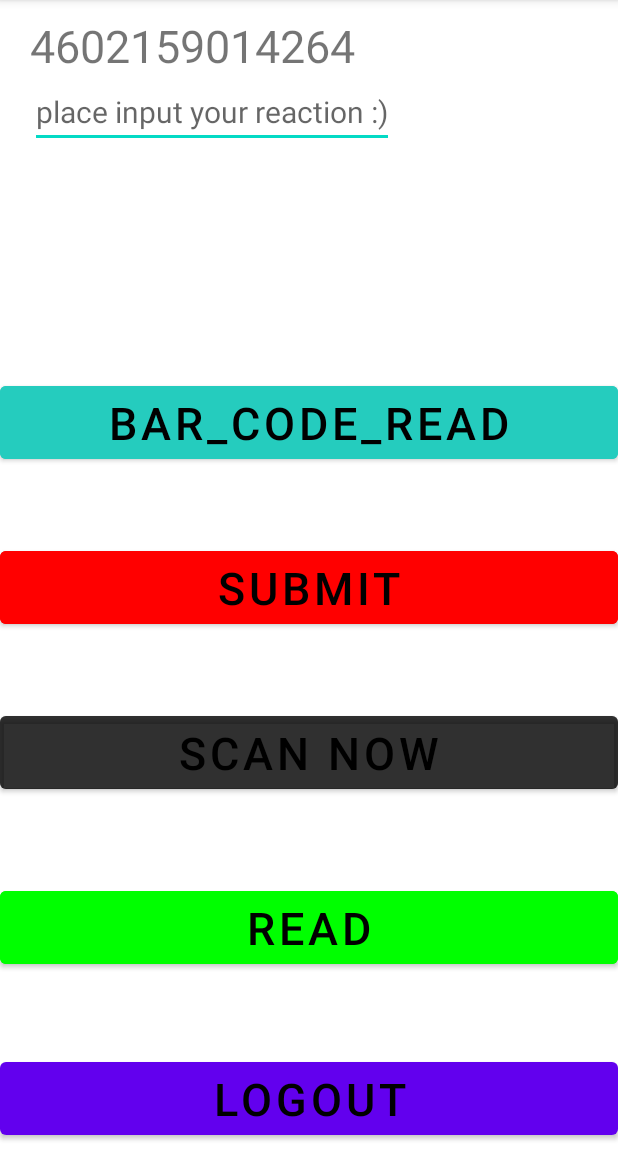
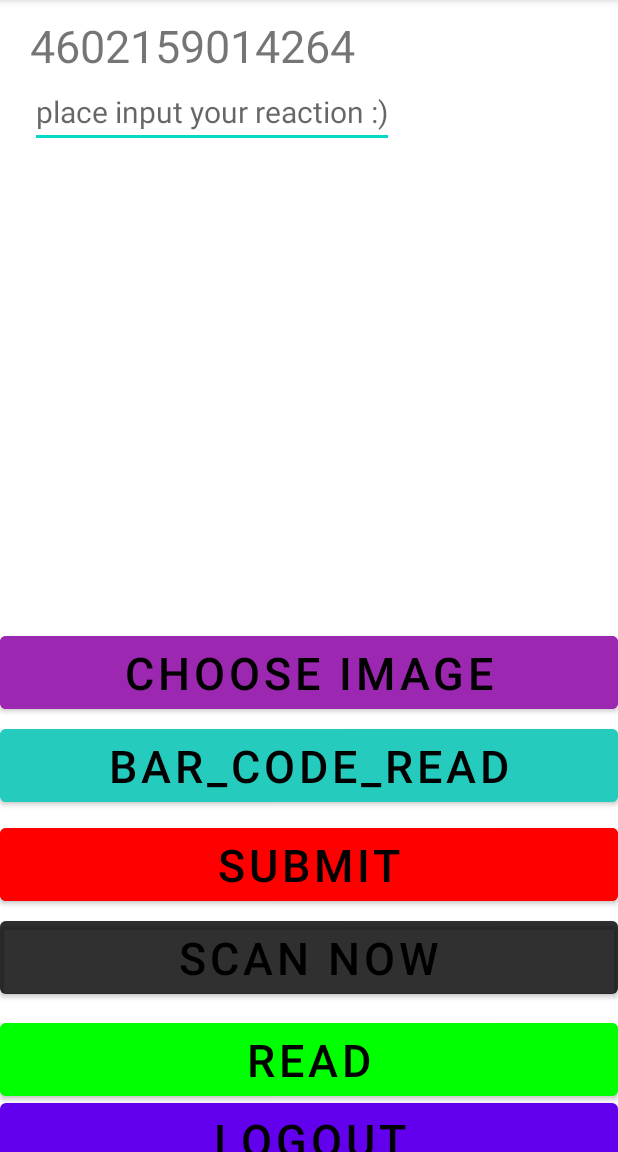
Before and after one commit to Edgar2006/Bar_scanner, an Android app: the Scanner screen opened directly, with no data from a screen before it, after a tap on "SUBMIT", on a phone screen of 412 x 824 dp, the part 84-1236 px from its top. Run offline under Robolectric (Android 15) with nearby library versions, the phone set to English and light mode, and no system bars; our stand-ins replace Firebase (no records; nobody signed in at launch, a user with empty details on screens opened directly); libraries missing offline, so code that uses them is left out: com.google.zxing.integration; 1 statement that could not run was skipped.

Commit message:
add like system and photo upload in firebase storage

```diff
--- a/app/build.gradle
+++ b/app/build.gradle
@@ -40,8 +40,13 @@ dependencies {
     implementation 'com.google.firebase:firebase-database:20.1.0'
     implementation files('libs/activation.jar')
     implementation files('libs/additionnal.jar')
+    implementation platform('com.google.firebase:firebase-bom:31.2.0')
+
     implementation files('libs/mail.jar')
     implementation 'com.android.volley:volley:1.2.1'
+    implementation 'com.google.firebase:firebase-storage:20.1.0'
+    implementation 'com.google.firebase:firebase-firestore:24.4.1'
+    implementation 'com.google.firebase:firebase-storage-ktx:20.1.0'
     testImplementation 'junit:junit:4.13.2'
     androidTestImplementation 'androidx.test.ext:junit:1.1.5'
     androidTestImplementation 'androidx.test.espresso:espresso-core:3.5.1'
--- a/app/src/main/java/com/example/qr_scanner/Class/Messenger.java
+++ b/app/src/main/java/com/example/qr_scanner/Class/Messenger.java
@@ -4,22 +4,17 @@ import java.util.ArrayList;
 import java.util.List;
 
 public class Messenger {
-    private String comment,email;
-    private String address;
-    public Messenger(String address,String comment, String email) {
+    private String email,comment;
+    private String address,count;
+
+    public Messenger(String email, String comment, String address, String count) {
+        this.email = email;
+        this.comment = comment;
         this.address = address;
-        this.comment = comment;
-        this.email = email;
+        this.count = count;
     }
 
     public Messenger() {
-    }
-    public String getAddress() {
-        return address;
-    }
-
-    public void setAddress(String address) {
-        this.address = address;
     }
 
     public String getComment() {
@@ -37,4 +32,20 @@ public class Messenger {
     public void setEmail(String email) {
         this.email = email;
     }
+
+    public String getCount() {
+        return count;
+    }
+
+    public void setCount(String count) {
+        this.count = count;
+    }
+
+    public String getAddress() {
+        return address;
+    }
+
+    public void setAddress(String address) {
+        this.address = address;
+    }
 }
--- a/app/src/main/java/com/example/qr_scanner/Scanner.java
+++ b/app/src/main/java/com/example/qr_scanner/Scanner.java
@@ -1,24 +1,41 @@
 package com.example.qr_scanner;
 
+import androidx.activity.result.ActivityResultLauncher;
+import androidx.annotation.CallSuper;
+import androidx.annotation.NonNull;
+import androidx.annotation.Nullable;
 import androidx.appcompat.app.AppCompatActivity;
 
 import android.content.Intent;
+import android.graphics.Bitmap;
+import android.graphics.drawable.BitmapDrawable;
+import android.net.Uri;
 import android.os.Bundle;
+import android.util.Log;
 import android.view.View;
 import android.widget.Button;
 import android.widget.EditText;
+import android.widget.ImageView;
 import android.widget.TextView;
 import android.widget.Toast;
 
 import com.example.qr_scanner.Class.CaptureAct;
 import com.example.qr_scanner.Class.Friend;
 import com.example.qr_scanner.Class.Messenger;
+import com.google.android.gms.tasks.Continuation;
+import com.google.android.gms.tasks.OnCompleteListener;
+import com.google.android.gms.tasks.Task;
 import com.google.firebase.auth.FirebaseAuth;
 import com.google.firebase.database.DatabaseReference;
 import com.google.firebase.database.FirebaseDatabase;
+import com.google.firebase.storage.FirebaseStorage;
+import com.google.firebase.storage.StorageReference;
+import com.google.firebase.storage.UploadTask;
 import com.google.zxing.integration.android.IntentIntegrator;
 import com.google.zxing.integration.android.IntentResult;
 
+import java.io.ByteArrayInputStream;
+import java.io.ByteArrayOutputStream;
 import java.io.FileNotFoundException;
 import java.io.FileOutputStream;
 import java.io.IOException;
@@ -35,7 +52,12 @@ public class Scanner extends AppCompatActivity implements View.OnClickListener{
     private String bareCode;
     private EditText text;
     private Button submit,read,input;
+    private Button chooseImage;
+    private ImageView imageView;
+    private Uri uploadUri;
+    private StorageReference mStorageRef;
 
+    ActivityResultLauncher<Intent> activityResultLauncher;
 
     @Override
     protected void onCreate(Bundle savedInstanceState) {
@@ -50,14 +72,19 @@ public class Scanner extends AppCompatActivity implements View.OnClickListener{
         submit = findViewById(R.id.submit);
         read = findViewById(R.id.read_open);
         input = findViewById(R.id.read_1);
+        chooseImage = findViewById(R.id.chooseImage);
+        imageView = findViewById(R.id.image);
+        mStorageRef = FirebaseStorage.getInstance().getReference("ImageDB");
+
         //////////
+        User.EMAIL_CONVERT = convertor(User.EMAIL);
         Intent intent = getIntent();
-        if(intent!=null){
+        if (intent != null) {
             email_txt = intent.getStringExtra("email");
-            password_txt =email_txt + "\n" + intent.getStringExtra("password");
+            password_txt = email_txt + "\n" + intent.getStringExtra("password");
             User.EMAIL = email_txt;
             try {
-                FileOutputStream fileOutputStream = openFileOutput("Authentication.txt",MODE_PRIVATE);
+                FileOutputStream fileOutputStream = openFileOutput("Authentication.txt", MODE_PRIVATE);
                 fileOutputStream.write(password_txt.getBytes());
                 fileOutputStream.close();
             } catch (FileNotFoundException e) {
@@ -66,14 +93,15 @@ public class Scanner extends AppCompatActivity implements View.OnClickListener{
                 e.printStackTrace();
             }
         }
+
         hello.setText("4602159014264");
 
         logout.setOnClickListener(new View.OnClickListener() {
             @Override
             public void onClick(View view) {
                 try {
-                    String temp="";
-                    FileOutputStream fileOutputStream = openFileOutput("Authentication.txt",MODE_PRIVATE);
+                    String temp = "";
+                    FileOutputStream fileOutputStream = openFileOutput("Authentication.txt", MODE_PRIVATE);
                     fileOutputStream.write(temp.getBytes());
                     fileOutputStream.close();
                 } catch (FileNotFoundException e) {
@@ -82,7 +110,7 @@ public class Scanner extends AppCompatActivity implements View.OnClickListener{
                     e.printStackTrace();
                 }
                 mAuth.signOut();
-                Intent intent = new Intent(Scanner.this,MainActivity.class);
+                Intent intent = new Intent(Scanner.this, MainActivity.class);
                 startActivity(intent);
             }
         });
@@ -93,7 +121,7 @@ public class Scanner extends AppCompatActivity implements View.OnClickListener{
             public void onClick(View view) {
                 List<String> friends = new ArrayList<>();
                 friends.add(User.EMAIL);
-                Messenger messenger = new Messenger(bareCode,text.getText().toString(),email_txt);
+                Messenger messenger = new Messenger(email_txt, text.getText().toString(), bareCode, "0");
                 reference = FirebaseDatabase.getInstance().getReference("Product").child(bareCode).child(convertor(email_txt));
                 reference.setValue(messenger);
                 friendReference = FirebaseDatabase.getInstance().getReference("Friends").child(bareCode).child(convertor(email_txt));
@@ -105,8 +133,8 @@ public class Scanner extends AppCompatActivity implements View.OnClickListener{
         read.setOnClickListener(new View.OnClickListener() {
             @Override
             public void onClick(View view) {
-                Intent intent = new Intent(Scanner.this,Read.class);
-                intent.putExtra("bareCode",bareCode);
+                Intent intent = new Intent(Scanner.this, Read.class);
+                intent.putExtra("bareCode", bareCode);
                 startActivity(intent);
             }
         });
@@ -119,6 +147,69 @@ public class Scanner extends AppCompatActivity implements View.OnClickListener{
             }
         });
     }
+
+
+    public void onClickChooseImage(View view){
+        getImage();
+
+    }
+
+    private void uploadImage(){
+        Bitmap bitmap = ((BitmapDrawable) imageView.getDrawable()).getBitmap();
+        ByteArrayOutputStream byteArrayOutputStream = new ByteArrayOutputStream();
+        bitmap.compress(Bitmap.CompressFormat.JPEG,100,byteArrayOutputStream);
+        byte[] byteArray = byteArrayOutputStream.toByteArray();
+        StorageReference mRef = mStorageRef.child(System.currentTimeMillis() + "my_image");
+        final UploadTask uploadTask = mRef.putBytes(byteArray);
+        Task<Uri> task = uploadTask.continueWithTask(new Continuation<UploadTask.TaskSnapshot, Task<Uri>>() {
+            @Override
+            public Task<Uri> then(@NonNull Task<UploadTask.TaskSnapshot> task) throws Exception {
+                return mRef.getDownloadUrl();
+            }
+        }).addOnCompleteListener(new OnCompleteListener<Uri>() {
+            @Override
+            public void onComplete(@NonNull Task<Uri> task) {
+                uploadUri = task.getResult();
+                Toast.makeText(Scanner.this, "Loading is complete", Toast.LENGTH_SHORT).show();
+            }
+        });
+    }
+
+
+    private void getImage(){
+        Intent intent = new Intent();
+        intent.setType("image/*");
+        intent.setAction(Intent.ACTION_GET_CONTENT);
+        startActivityForResult(intent,1);
+    }
+
+
+    @Override
+    protected void onActivityResult(int requestCode, int resultCode, Intent data){
+        super.onActivityResult(requestCode,resultCode, data);
+        if (requestCode == 1 && data != null && data.getData() != null){
+            if(resultCode == RESULT_OK){
+                imageView.setImageURI(data.getData());
+                uploadImage();
+            }
+        }
+        IntentResult  result = IntentIntegrator.parseActivityResult(requestCode,resultCode,data);
+        if(result != null){
+            if(result.getContents() != null){
+                Toast.makeText(this, result.getContents().toString(), Toast.LENGTH_SHORT).show();
+                bareCode = result.getContents().toString();
+                hello.setText(bareCode);
+                reference = FirebaseDatabase.getInstance().getReference("Product").child(bareCode);
+            }
+            else{
+                Toast.makeText(this, "No results", Toast.LENGTH_SHORT).show();
+            }
+        }else{
+            super.onActivityResult(requestCode,resultCode,data);
+        }
+
+    }
+
 
     public String convertor(String a){
         return a.replace(".", "|");
@@ -136,23 +227,5 @@ public class Scanner extends AppCompatActivity implements View.OnClickListener{
         integrator.setPrompt("Scanning Code");
         integrator.initiateScan();
     }
-    @Override
-    protected void onActivityResult(int requestCode, int resultCode, Intent data){
-        IntentResult  result = IntentIntegrator.parseActivityResult(requestCode,resultCode,data);
-        if(result != null){
-            if(result.getContents() != null){
-                Toast.makeText(this, result.getContents().toString(), Toast.LENGTH_SHORT).show();
-                bareCode = result.getContents().toString();
-                hello.setText(bareCode);
-                reference = FirebaseDatabase.getInstance().getReference("Product").child(bareCode);
-            }
-            else{
-                Toast.makeText(this, "No results", Toast.LENGTH_SHORT).show();
-            }
-        }else{
-            super.onActivityResult(requestCode,resultCode,data);
-        }
-
-    }
 
 }
--- a/app/src/main/java/com/example/qr_scanner/User.java
+++ b/app/src/main/java/com/example/qr_scanner/User.java
@@ -3,6 +3,7 @@ package com.example.qr_scanner;
 public class User {
     private String id,email,password;
     public static String EMAIL;
+    public static String EMAIL_CONVERT;
 
     public User(String id, String email, String password) {
         this.id = id;
--- a/app/src/main/res/layout/activity_scanner.xml
+++ b/app/src/main/res/layout/activity_scanner.xml
@@ -25,18 +25,38 @@
         android:layout_marginStart="20dp"
         />
 
+    <ImageView
+        android:id="@+id/image"
+        android:layout_width="348dp"
+        android:layout_height="247dp"
+        android:layout_below="@+id/text"
+        android:layout_centerHorizontal="true"
+        android:layout_marginTop="27dp" />
+    <Button
+
+        android:id="@+id/chooseImage"
+        android:layout_width="match_parent"
+        android:layout_height="wrap_content"
+        android:layout_above="@+id/read_1"
+        android:layout_marginTop="25dp"
+        android:layout_marginBottom="1dp"
+        android:backgroundTint="#9C27B0"
+        android:onClick="onClickChooseImage"
+        android:text="Choose Image"
+        android:textColor="@color/black"
+        android:textSize="30dp" />
+
     <Button
 
         android:id="@+id/read_1"
         android:layout_width="match_parent"
         android:layout_height="wrap_content"
         android:layout_above="@+id/submit"
-        android:layout_marginBottom="49dp"
+        android:layout_marginBottom="5dp"
         android:backgroundTint="#25CCBE"
         android:text="bar_code_read"
         android:textColor="@color/black"
         android:textSize="30dp" />
-
 
     <Button
 
@@ -44,7 +64,7 @@
         android:layout_width="match_parent"
         android:layout_height="wrap_content"
         android:layout_above="@+id/scan_now"
-        android:layout_marginBottom="49dp"
+        android:layout_marginBottom="1dp"
         android:backgroundTint="#FF0000"
         android:text="Submit"
         android:textColor="@color/black"
@@ -55,12 +75,11 @@
         android:layout_width="match_parent"
         android:layout_height="wrap_content"
         android:layout_above="@+id/read_open"
-        android:layout_marginBottom="56dp"
+        android:layout_marginBottom="7dp"
         android:backgroundTint="@color/common_google_signin_btn_text_light_default"
         android:text="Scan now"
         android:textColor="@color/black"
         android:textSize="30dp" />
-
 
     <Button
 
@@ -68,7 +87,7 @@
         android:layout_width="match_parent"
         android:layout_height="wrap_content"
         android:layout_above="@+id/logout"
-        android:layout_marginBottom="53dp"
+        android:layout_marginBottom="-7dp"
         android:backgroundTint="#00ff00"
         android:text="Read"
         android:textColor="@color/black"
@@ -79,8 +98,7 @@
         android:layout_width="match_parent"
         android:layout_height="wrap_content"
         android:layout_alignParentBottom="true"
-        android:layout_centerHorizontal="true"
-        android:layout_marginBottom="5dp"
+        android:layout_marginBottom="-22dp"
         android:text="Logout"
         android:textColor="@color/black"
         android:textSize="30dp" />
--- a/build.gradle
+++ b/build.gradle
@@ -11,8 +11,7 @@ buildscript {
 
         // Add the dependency for the Google services Gradle plugin
         classpath "com.android.tools.build:gradle:7.3.1"
-
-        classpath 'com.google.gms:google-services:4.3.13'
+        classpath 'com.google.gms:google-services:4.3.15'
     }
 }
 
```
Also changed, not shown: app/src/main/java/com/example/qr_scanner/Class/Friend.java (+10 -7 lines), app/src/main/java/com/example/qr_scanner/Class/MyBool.java (added, +20 -0 lines), app/src/main/java/com/example/qr_scanner/Class/View_Adapter.java (+39 -45 lines), app/src/main/java/com/example/qr_scanner/Read.java (+41 -12 lines), app/src/main/res/layout/activity_read.xml (+12 -3 lines), app/src/main/res/layout/activity_verification.xml (deleted, +0 -25 lines).
